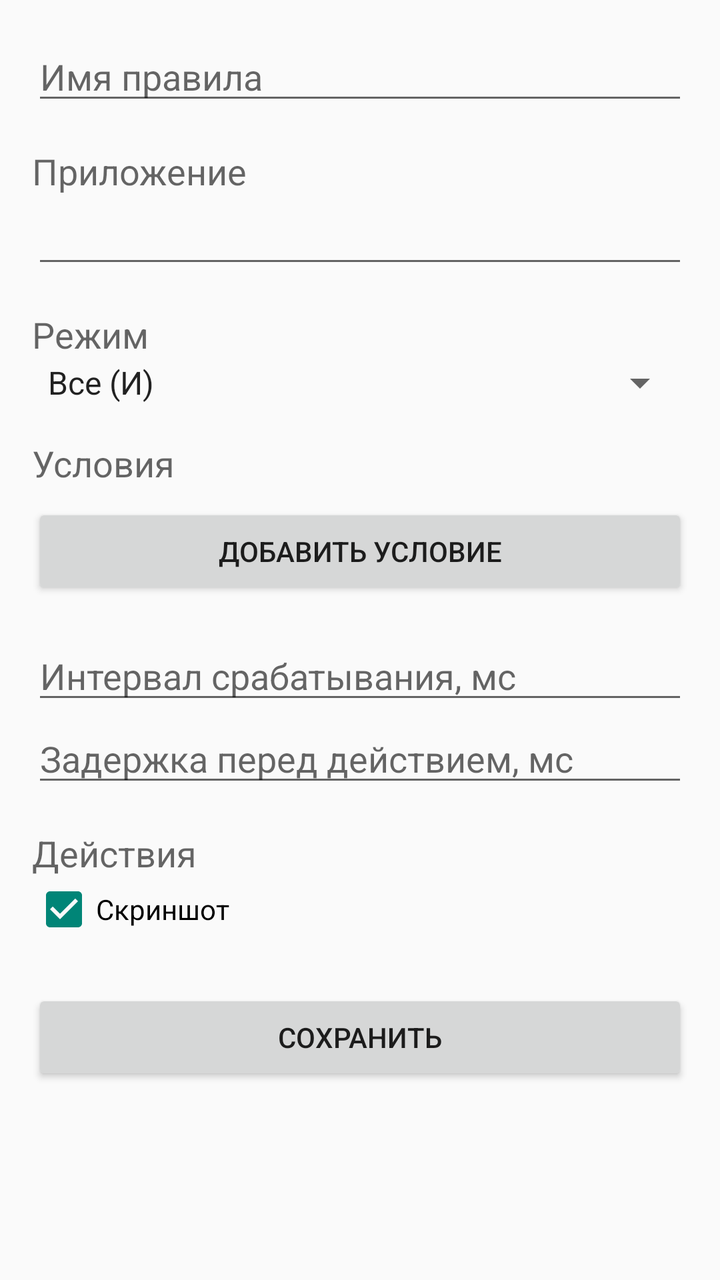
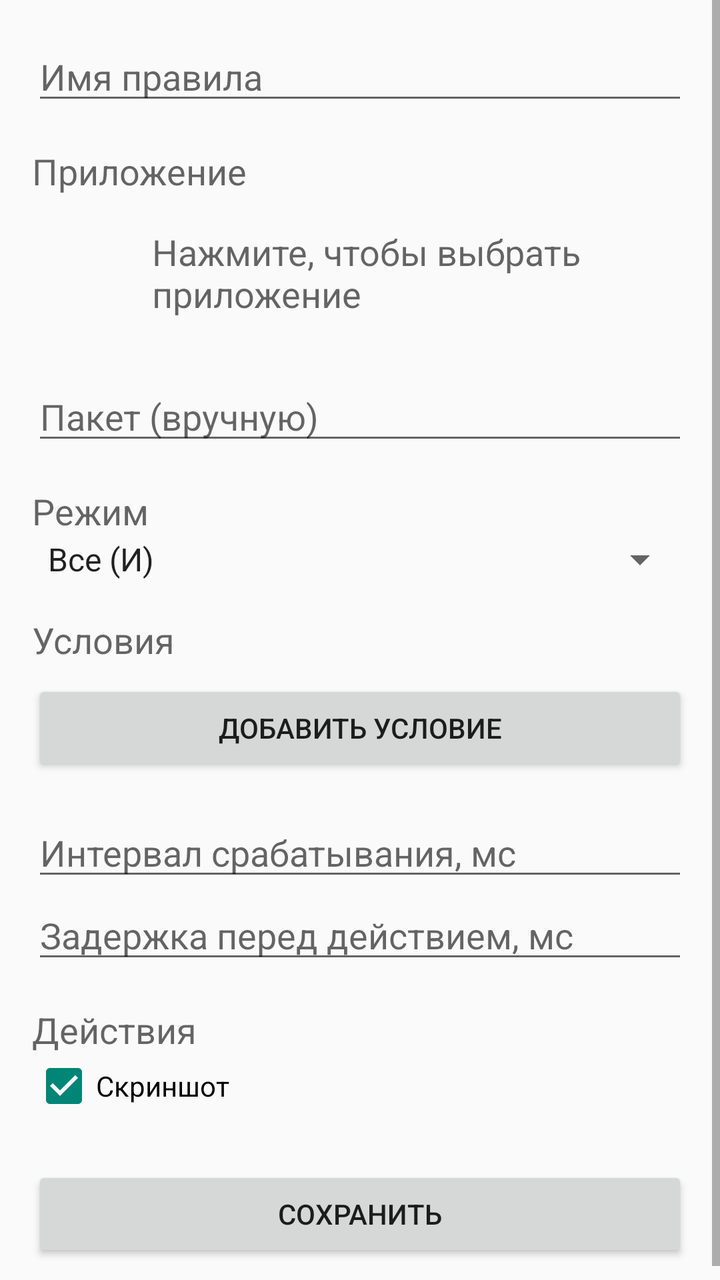

Screens rendered from an Android XML layout before and after an edit, with the pre-edit source and the edit as a unified diff.
<!-- AndroidManifest.xml: application theme Theme.Ifsee -->
<!-- res/layout/activity_rule.xml -->
<?xml version="1.0" encoding="utf-8"?>
<ScrollView xmlns:android="http://schemas.android.com/apk/res/android"
    android:layout_width="match_parent"
    android:layout_height="match_parent"
    android:fillViewport="true">

    <LinearLayout
        android:layout_width="match_parent"
        android:layout_height="wrap_content"
        android:orientation="vertical"
        android:padding="16dp">

        <EditText
            android:id="@+id/nameEdit"
            android:layout_width="match_parent"
            android:layout_height="wrap_content"
            android:hint="@string/rule_name"
            android:inputType="text" />

        <TextView
            android:layout_width="match_parent"
            android:layout_height="wrap_content"
            android:layout_marginTop="16dp"
            android:text="@string/rule_package"
            android:textAppearance="@style/TextAppearance.AppCompat.Medium" />

        <AutoCompleteTextView
            android:id="@+id/packageEdit"
            android:layout_width="match_parent"
            android:layout_height="wrap_content"
            android:imeOptions="actionDone"
            android:inputType="text"
            android:singleLine="true" />

        <TextView
            android:layout_width="match_parent"
            android:layout_height="wrap_content"
            android:layout_marginTop="16dp"
            android:text="@string/match_mode"
            android:textAppearance="@style/TextAppearance.AppCompat.Medium" />

        <Spinner
            android:id="@+id/modeSpinner"
            android:layout_width="match_parent"
            android:layout_height="wrap_content"
            android:entries="@array/match_modes" />

        <TextView
            android:layout_width="match_parent"
            android:layout_height="wrap_content"
            android:layout_marginTop="16dp"
            android:text="@string/rule_matchers"
            android:textAppearance="@style/TextAppearance.AppCompat.Medium" />

        <LinearLayout
            android:id="@+id/matchersContainer"
            android:layout_width="match_parent"
            android:layout_height="wrap_content"
            android:orientation="vertical" />

        <Button
            android:id="@+id/addMatcherButton"
            android:layout_width="match_parent"
            android:layout_height="wrap_content"
            android:layout_marginTop="8dp"
            android:text="@string/add_matcher" />

        <EditText
            android:id="@+id/cooldownEdit"
            android:layout_width="match_parent"
            android:layout_height="wrap_content"
            android:layout_marginTop="16dp"
            android:hint="@string/cooldown_ms"
            android:inputType="number" />

        <EditText
            android:id="@+id/delayEdit"
            android:layout_width="match_parent"
            android:layout_height="wrap_content"
            android:hint="@string/delay_ms"
            android:inputType="number" />

        <TextView
            android:layout_width="match_parent"
            android:layout_height="wrap_content"
            android:layout_marginTop="16dp"
            android:text="@string/actions"
            android:textAppearance="@style/TextAppearance.AppCompat.Medium" />

        <CheckBox
            android:id="@+id/screenshotCheckBox"
            android:layout_width="match_parent"
            android:layout_height="wrap_content"
            android:checked="true"
            android:text="@string/action_screenshot" />

        <Button
            android:id="@+id/saveButton"
            android:layout_width="match_parent"
            android:layout_height="wrap_content"
            android:layout_marginTop="24dp"
            android:text="@string/save" />

    </LinearLayout>

</ScrollView>
<!-- resources referenced by this layout -->
<resources>
  <string-array name="match_modes">
          <item>@string/mode_all</item>
          <item>@string/mode_any</item>
      </string-array>
  <string name="action_screenshot">Скриншот</string>
  <string name="actions">Действия</string>
  <string name="add_matcher">Добавить условие</string>
  <string name="cooldown_ms">Интервал срабатывания, мс</string>
  <string name="delay_ms">Задержка перед действием, мс</string>
  <string name="match_mode">Режим</string>
  <string name="rule_matchers">Условия</string>
  <string name="rule_name">Имя правила</string>
  <string name="rule_package">Приложение</string>
  <string name="save">Сохранить</string>
  <style name="Theme.Ifsee" parent="Theme.AppCompat.DayNight.NoActionBar" />
  <string name="mode_all">Все (И)</string>
  <string name="mode_any">Любое (ИЛИ)</string>
</resources>

<!-- the commit's change to res/layout/activity_rule.xml (unified diff, before → after) -->
@@ -24,10 +24,52 @@
             android:text="@string/rule_package"
             android:textAppearance="@style/TextAppearance.AppCompat.Medium" />
 
+        <LinearLayout
+            android:id="@+id/selectedAppRow"
+            android:layout_width="match_parent"
+            android:layout_height="wrap_content"
+            android:layout_marginTop="8dp"
+            android:background="?attr/selectableItemBackground"
+            android:gravity="center_vertical"
+            android:orientation="horizontal"
+            android:padding="8dp">
+
+            <ImageView
+                android:id="@+id/selectedAppIcon"
+                android:layout_width="40dp"
+                android:layout_height="40dp"
+                android:contentDescription="@string/app_icon"
+                android:scaleType="fitCenter" />
+
+            <LinearLayout
+                android:layout_width="0dp"
+                android:layout_height="wrap_content"
+                android:layout_marginStart="12dp"
+                android:layout_weight="1"
+                android:orientation="vertical">
+
+                <TextView
+                    android:id="@+id/selectedAppName"
+                    android:layout_width="match_parent"
+                    android:layout_height="wrap_content"
+                    android:text="@string/select_app"
+                    android:textAppearance="@style/TextAppearance.AppCompat.Medium" />
+
+                <TextView
+                    android:id="@+id/selectedAppPackage"
+                    android:layout_width="match_parent"
+                    android:layout_height="wrap_content"
+                    android:textAppearance="@style/TextAppearance.AppCompat.Small" />
+
+            </LinearLayout>
+
+        </LinearLayout>
+
         <AutoCompleteTextView
             android:id="@+id/packageEdit"
             android:layout_width="match_parent"
             android:layout_height="wrap_content"
+            android:hint="@string/rule_package_manual"
             android:imeOptions="actionDone"
             android:inputType="text"
             android:singleLine="true" />
<!-- resource entries referenced after the edit -->
@@ -7,13 +7,16 @@
   <string name="action_screenshot">Скриншот</string>
   <string name="actions">Действия</string>
   <string name="add_matcher">Добавить условие</string>
+  <string name="app_icon">Иконка приложения</string>
   <string name="cooldown_ms">Интервал срабатывания, мс</string>
   <string name="delay_ms">Задержка перед действием, мс</string>
   <string name="match_mode">Режим</string>
   <string name="rule_matchers">Условия</string>
   <string name="rule_name">Имя правила</string>
   <string name="rule_package">Приложение</string>
+  <string name="rule_package_manual">Пакет (вручную)</string>
   <string name="save">Сохранить</string>
+  <string name="select_app">Нажмите, чтобы выбрать приложение</string>
   <style name="Theme.Ifsee" parent="Theme.AppCompat.DayNight.NoActionBar" />
   <string name="mode_all">Все (И)</string>
   <string name="mode_any">Любое (ИЛИ)</string>
